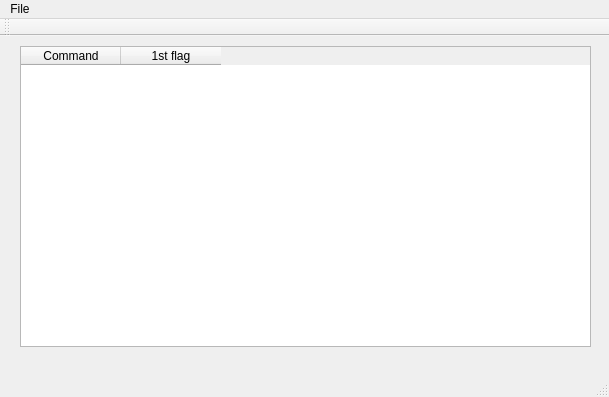
The window that SymControl/mainwindow.ui (donut181/dyplom) describes before a commit, drawn with Qt 5.
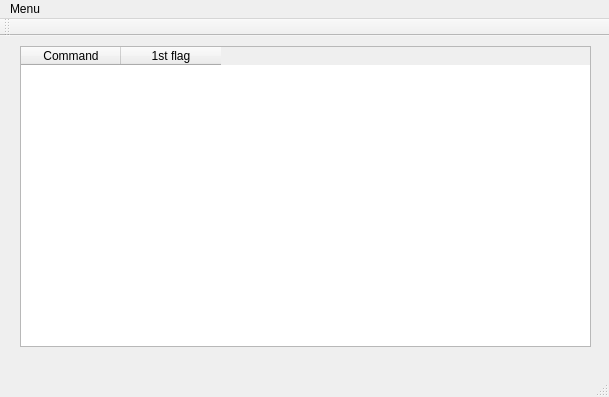
The same window after the commit.

Diff of the .ui file:
```diff
--- a/SymControl/mainwindow.ui
+++ b/SymControl/mainwindow.ui
@@ -46,7 +46,7 @@
    </property>
    <widget class="QMenu" name="menuFile">
     <property name="title">
-     <string>File</string>
+     <string>Menu</string>
     </property>
     <addaction name="actionCreate"/>
     <addaction name="actionParse_scs"/>
```
Left out of the diff: 7 changed lines with no effect on the pictures.
